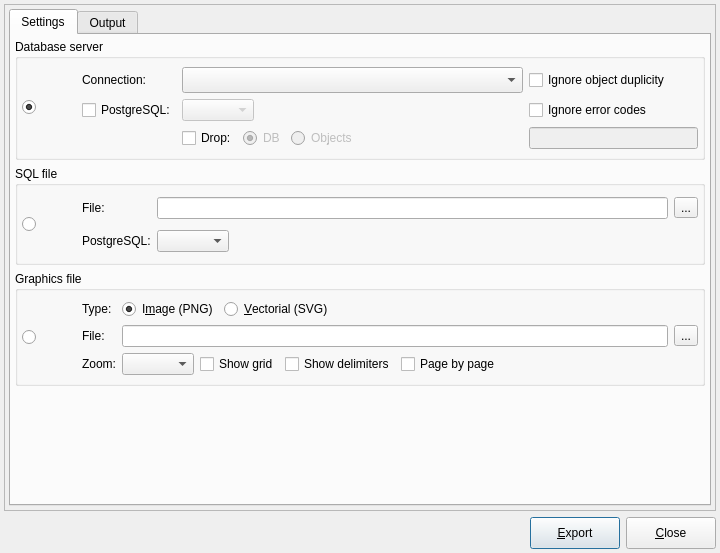
This is libpgmodeler_ui/ui/modelexportform.ui in pgmodeler/pgmodeler as Qt 5 draws it before an edit. The edited form follows.
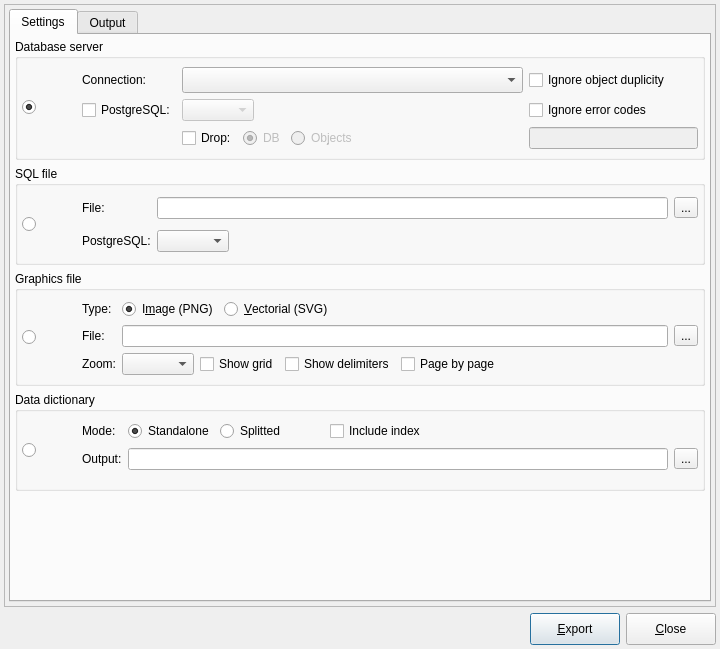
This is the edited form. Icons and pictures are not drawn.

Commit message: Added an extra option in ModelExportForm in order to allow data dictionary generation from UI

What changed in the file:
```diff
--- a/libpgmodeler_ui/ui/modelexportform.ui
+++ b/libpgmodeler_ui/ui/modelexportform.ui
@@ -10,7 +10,7 @@
     <x>0</x>
     <y>0</y>
     <width>720</width>
-    <height>553</height>
+    <height>649</height>
    </rect>
   </property>
   <property name="sizePolicy">
@@ -1220,6 +1220,334 @@
             </layout>
            </widget>
           </item>
+          <item>
+           <widget class="QGroupBox" name="groupBox_4">
+            <property name="sizePolicy">
+             <sizepolicy hsizetype="Preferred" vsizetype="Preferred">
+              <horstretch>0</horstretch>
+              <verstretch>0</verstretch>
+             </sizepolicy>
+            </property>
+            <property name="title">
+             <string>Data dictionary</string>
+            </property>
+            <layout class="QGridLayout" name="gridLayout_12">
+             <property name="leftMargin">
+              <number>4</number>
+             </property>
+             <property name="topMargin">
+              <number>4</number>
+             </property>
+             <property name="rightMargin">
+              <number>4</number>
+             </property>
+             <property name="bottomMargin">
+              <number>4</number>
+             </property>
+             <item row="0" column="2" rowspan="2">
+              <widget class="QWidget" name="export_to_dict_wgt" native="true">
+               <property name="enabled">
+                <bool>true</bool>
+               </property>
+               <property name="sizePolicy">
+                <sizepolicy hsizetype="Preferred" vsizetype="Fixed">
+                 <horstretch>0</horstretch>
+                 <verstretch>0</verstretch>
+                </sizepolicy>
+               </property>
+               <property name="minimumSize">
+                <size>
+                 <width>0</width>
+                 <height>0</height>
+                </size>
+               </property>
+               <layout class="QGridLayout" name="gridLayout_13">
+                <property name="leftMargin">
+                 <number>4</number>
+                </property>
+                <property name="topMargin">
+                 <number>4</number>
+                </property>
+                <property name="rightMargin">
+                 <number>0</number>
+                </property>
+                <property name="bottomMargin">
+                 <number>4</number>
+                </property>
+                <item row="0" column="4">
+                 <widget class="QWidget" name="mode_hint" native="true">
+                  <property name="sizePolicy">
+                   <sizepolicy hsizetype="Fixed" vsizetype="Fixed">
+                    <horstretch>0</horstretch>
+                    <verstretch>0</verstretch>
+                   </sizepolicy>
+                  </property>
+                  <property name="minimumSize">
+                   <size>
+                    <width>22</width>
+                    <height>22</height>
+                   </size>
+                  </property>
+                  <property name="maximumSize">
+                   <size>
+                    <width>22</width>
+                    <height>22</height>
+                   </size>
+                  </property>
+                  <property name="statusTip">
+                   <string>&lt;strong&gt;Standalone:&lt;/strong&gt; pgModeler will generate a single HTML file containing the data dictionaries of all tables in the database model. &lt;strong&gt;Splitted:&lt;/strong&gt; the data dictionaries are generated in separated files inside the selected directory. In this mode the files are named &lt;em&gt;schema.table.html&lt;/em&gt;.</string>
+                  </property>
+                 </widget>
+                </item>
+                <item row="0" column="9">
+                 <spacer name="horizontalSpacer_5">
+                  <property name="orientation">
+                   <enum>Qt::Horizontal</enum>
+                  </property>
+                  <property name="sizeHint" stdset="0">
+                   <size>
+                    <width>40</width>
+                    <height>20</height>
+                   </size>
+                  </property>
+                 </spacer>
+                </item>
+                <item row="0" column="3">
+                 <widget class="QRadioButton" name="splitted_rb">
+                  <property name="sizePolicy">
+                   <sizepolicy hsizetype="Preferred" vsizetype="Fixed">
+                    <horstretch>0</horstretch>
+                    <verstretch>0</verstretch>
+                   </sizepolicy>
+                  </property>
+                  <property name="text">
+                   <string>Splitted</string>
+                  </property>
+                 </widget>
+                </item>
+                <item row="0" column="7">
+                 <widget class="QWidget" name="incl_index_hint" native="true">
+                  <property name="sizePolicy">
+                   <sizepolicy hsizetype="Fixed" vsizetype="Fixed">
+                    <horstretch>0</horstretch>
+                    <verstretch>0</verstretch>
+                   </sizepolicy>
+                  </property>
+                  <property name="minimumSize">
+                   <size>
+                    <width>22</width>
+                    <height>22</height>
+                   </size>
+                  </property>
+                  <property name="maximumSize">
+                   <size>
+                    <width>22</width>
+                    <height>22</height>
+                   </size>
+                  </property>
+                  <property name="statusTip">
+                   <string>pgModeler will generate an index to help navigate through the data dictionary. If splitted mode is set then a separated file named &lt;em&gt;index.html&lt;/em&gt; will be saved into the destination folder.</string>
+                  </property>
+                 </widget>
+                </item>
+                <item row="0" column="1">
+                 <widget class="QLabel" name="image_lbl_3">
+                  <property name="enabled">
+                   <bool>true</bool>
+                  </property>
+                  <property name="sizePolicy">
+                   <sizepolicy hsizetype="Fixed" vsizetype="Fixed">
+                    <horstretch>0</horstretch>
+                    <verstretch>0</verstretch>
+                   </sizepolicy>
+                  </property>
+                  <property name="minimumSize">
+                   <size>
+                    <width>0</width>
+                    <height>0</height>
+                   </size>
+                  </property>
+                  <property name="text">
+                   <string>Mode:</string>
+                  </property>
+                 </widget>
+                </item>
+                <item row="0" column="0" rowspan="3">
+                 <layout class="QVBoxLayout" name="verticalLayout_4">
+                  <item>
+                   <widget class="QLabel" name="model_datadict_lbl">
+                    <property name="enabled">
+                     <bool>true</bool>
+                    </property>
+                    <property name="sizePolicy">
+                     <sizepolicy hsizetype="Fixed" vsizetype="Preferred">
+                      <horstretch>0</horstretch>
+                      <verstretch>0</verstretch>
+                     </sizepolicy>
+                    </property>
+                    <property name="minimumSize">
+                     <size>
+                      <width>30</width>
+                      <height>60</height>
+                     </size>
+                    </property>
+                    <property name="maximumSize">
+                     <size>
+                      <width>30</width>
+                      <height>60</height>
+                     </size>
+                    </property>
+                    <property name="text">
+                     <string/>
+                    </property>
+                    <property name="pixmap">
+                     <pixmap resource="../res/resources.qrc">:/imagens/imagens/model2datadict.png</pixmap>
+                    </property>
+                    <property name="scaledContents">
+                     <bool>true</bool>
+                    </property>
+                   </widget>
+                  </item>
+                 </layout>
+                </item>
+                <item row="1" column="1">
+                 <widget class="QLabel" name="image_lbl_4">
+                  <property name="enabled">
+                   <bool>true</bool>
+                  </property>
+                  <property name="sizePolicy">
+                   <sizepolicy hsizetype="Fixed" vsizetype="Fixed">
+                    <horstretch>0</horstretch>
+                    <verstretch>0</verstretch>
+                   </sizepolicy>
+                  </property>
+                  <property name="minimumSize">
+                   <size>
+                    <width>0</width>
+                    <height>0</height>
+                   </size>
+                  </property>
+                  <property name="text">
+                   <string>Output:</string>
+                  </property>
+                 </widget>
+                </item>
+                <item row="1" column="2" colspan="8">
+                 <layout class="QHBoxLayout" name="horizontalLayout_9">
+                  <item>
+                   <widget class="QLineEdit" name="dict_edt">
+                    <property name="enabled">
+                     <bool>true</bool>
+                    </property>
+                    <property name="dragEnabled">
+                     <bool>false</bool>
+                    </property>
+                    <property name="readOnly">
+                     <bool>true</bool>
+                    </property>
+                    <property name="clearButtonEnabled">
+                     <bool>false</bool>
+                    </property>
+                   </widget>
+                  </item>
+                  <item>
+                   <widget class="QToolButton" name="select_dict_tb">
+                    <property name="enabled">
+                     <bool>true</bool>
+                    </property>
+                    <property name="minimumSize">
+                     <size>
+                      <width>0</width>
+                      <height>0</height>
+                     </size>
+                    </property>
+                    <property name="toolTip">
+                     <string>Select target file</string>
+                    </property>
+                    <property name="text">
+                     <string>...</string>
+                    </property>
+                    <property name="icon">
+                     <iconset resource="../res/resources.qrc">
+                      <normaloff>:/icones/icones/abrir.png</normaloff>:/icones/icones/abrir.png</iconset>
+                    </property>
+                    <property name="iconSize">
+                     <size>
+                      <width>22</width>
+                      <height>22</height>
+                     </size>
+                    </property>
+                   </widget>
+                  </item>
+                 </layout>
+                </item>
+                <item row="0" column="6">
+                 <widget class="QCheckBox" name="incl_index_chk">
+                  <property name="enabled">
+                   <bool>true</bool>
+                  </property>
+                  <property name="sizePolicy">
+                   <sizepolicy hsizetype="Fixed" vsizetype="Fixed">
+                    <horstretch>0</horstretch>
+                    <verstretch>0</verstretch>
+                   </sizepolicy>
+                  </property>
+                  <property name="text">
+                   <string>Include index</string>
+                  </property>
+                 </widget>
+                </item>
+                <item row="0" column="2">
+                 <widget class="QRadioButton" name="standalone_rb">
+                  <property name="text">
+                   <string>Standalone</string>
+                  </property>
+                  <property name="checked">
+                   <bool>true</bool>
+                  </property>
+                 </widget>
+                </item>
+                <item row="0" column="5">
+                 <spacer name="horizontalSpacer_7">
+                  <property name="orientation">
+                   <enum>Qt::Horizontal</enum>
+                  </property>
+                  <property name="sizeType">
+                   <enum>QSizePolicy::Fixed</enum>
+                  </property>
+                  <property name="sizeHint" stdset="0">
+                   <size>
+                    <width>5</width>
+                    <height>20</height>
+                   </size>
+                  </property>
+                 </spacer>
+                </item>
+               </layout>
+              </widget>
+             </item>
+             <item row="0" column="0" rowspan="2">
+              <widget class="QRadioButton" name="export_to_dict_rb">
+               <property name="sizePolicy">
+                <sizepolicy hsizetype="Fixed" vsizetype="Expanding">
+                 <horstretch>0</horstretch>
+                 <verstretch>0</verstretch>
+                </sizepolicy>
+               </property>
+               <property name="text">
+                <string/>
+               </property>
+               <property name="checked">
+                <bool>false</bool>
+               </property>
+               <property name="autoExclusive">
+                <bool>false</bool>
+               </property>
+              </widget>
+             </item>
+            </layout>
+           </widget>
+          </item>
           <item>
            <spacer name="verticalSpacer">
             <property name="orientation">
```
The commit also changes 8 other files.
